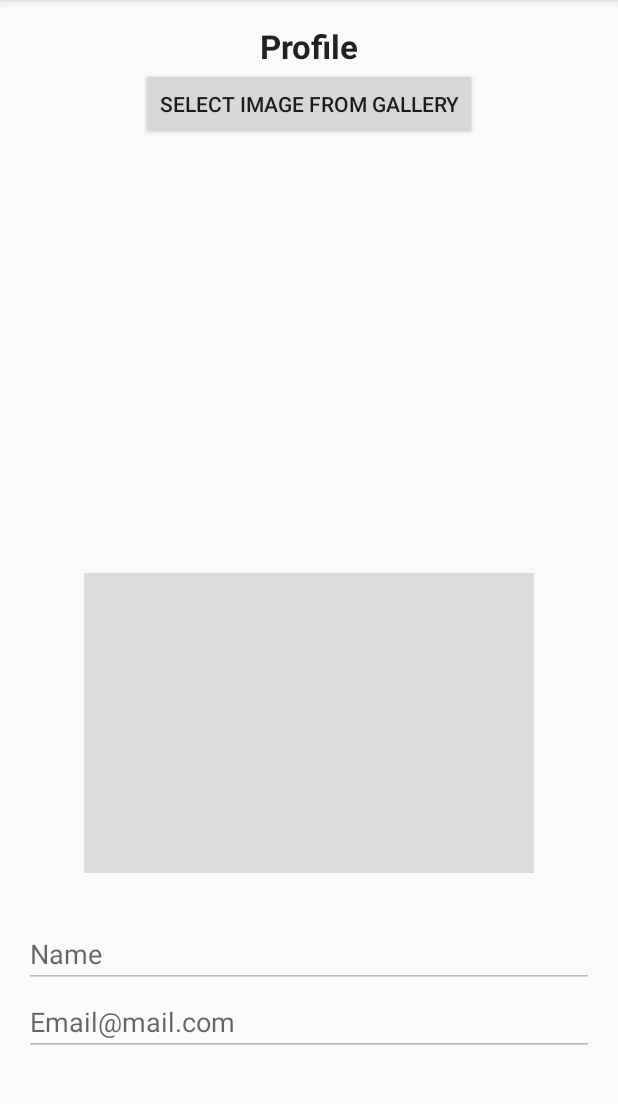
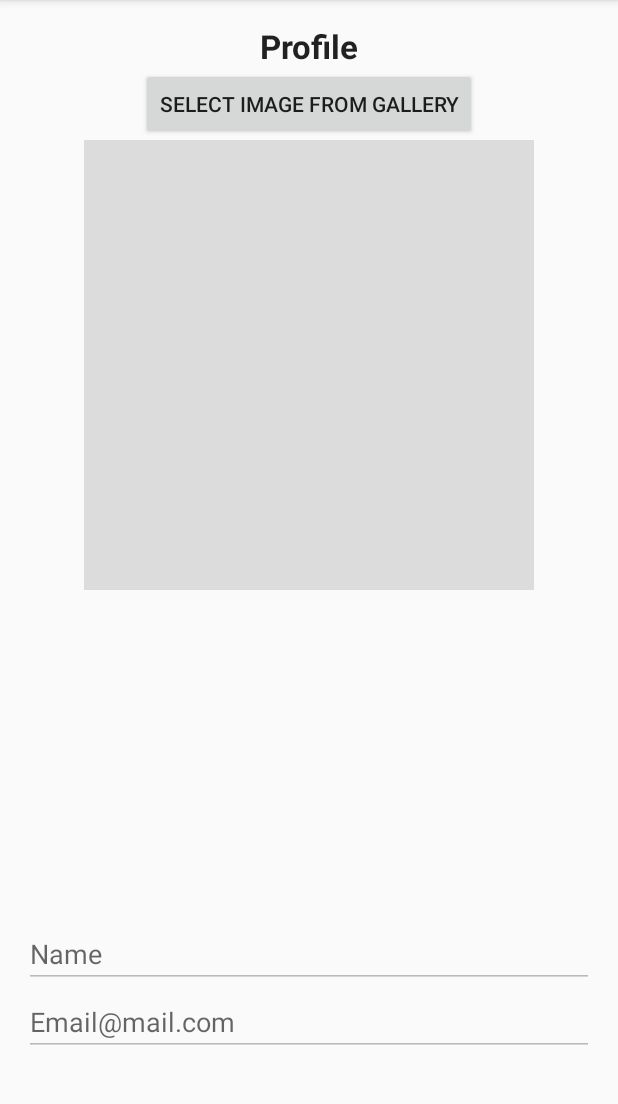
Before and after one commit to nalexanderdev/RunCommunityApp, an Android app: the screen it shows after launch once a user with an empty profile is signed in (ProfileActivity), on a phone screen of 412 x 824 dp, the part 84-1188 px from its top. Run offline under Robolectric (Android 15) with nearby library versions, the phone set to English and light mode, and no system bars; our stand-ins replace Firebase (no records; nobody signed in at launch, a user with empty details on screens opened directly), Picasso; pictures from the network do not load.

```diff
--- a/app/src/main/java/com/nalexanderdev/runcommunity/activities/PostActivity.java
+++ b/app/src/main/java/com/nalexanderdev/runcommunity/activities/PostActivity.java
@@ -65,7 +65,7 @@ public class PostActivity extends BaseActivity {
 
         postReference = FirebaseDatabase.getInstance().getReference().child("posts");
 
-        //postReference.se;
+        postReference.rem;
 
         user = FirebaseAuth.getInstance().getCurrentUser();
         if(user != null) {
--- a/app/src/main/java/com/nalexanderdev/runcommunity/activities/WebViewActivity.java
+++ b/app/src/main/java/com/nalexanderdev/runcommunity/activities/WebViewActivity.java
@@ -16,6 +16,6 @@ public class WebViewActivity extends AppCompatActivity {
         WebView webView = (WebView) findViewById(R.id.webview);
 
         webView.getSettings().setJavaScriptEnabled(true);
-        webView.loadUrl("http://www.charminghairbeauty.com/book-online/");
+        webView.loadUrl("https://www.myrunresults.com/events.aspx");
     }
 }
--- a/app/src/main/java/com/nalexanderdev/runcommunity/adapters/CommentListViewAdapter.java
+++ b/app/src/main/java/com/nalexanderdev/runcommunity/adapters/CommentListViewAdapter.java
@@ -13,7 +13,7 @@ import com.nalexanderdev.runcommunity.models.Comment;
 import java.util.List;
 
 /**
- * Created by Benit Kibabu on 13/06/2017.
+ * Created by Nick Alexander x13125354@student.ncirl.ie 13/06/2017.
  */
 
 public class CommentListViewAdapter extends ArrayAdapter<Comment>{
--- a/app/src/main/java/com/nalexanderdev/runcommunity/adapters/PostListViewAdapter.java
+++ b/app/src/main/java/com/nalexanderdev/runcommunity/adapters/PostListViewAdapter.java
@@ -13,7 +13,7 @@ import com.nalexanderdev.runcommunity.models.Post;
 import java.util.List;
 
 /**
- * Created by Benit Kibabu on 13/06/2017.
+ * Created by Nick Alexander x13125354@student.ncirl.ie.
  */
 
 public class PostListViewAdapter extends ArrayAdapter<Post>{
--- a/app/src/main/java/com/nalexanderdev/runcommunity/fragmenst/CreateCommentDialog.java
+++ b/app/src/main/java/com/nalexanderdev/runcommunity/fragmenst/CreateCommentDialog.java
@@ -19,7 +19,7 @@ import com.google.firebase.database.DatabaseReference;
 import com.google.firebase.database.FirebaseDatabase;
 
 /**
- * Created by room3.04 on 21/06/2017.
+ * Created by Nick Alexander x13125354@student.ncirl.ie 21/06/2017.
  */
 
 public class CreateCommentDialog extends DialogFragment {
--- a/app/src/main/java/com/nalexanderdev/runcommunity/fragmenst/CreatePostDialog.java
+++ b/app/src/main/java/com/nalexanderdev/runcommunity/fragmenst/CreatePostDialog.java
@@ -19,7 +19,7 @@ import com.google.firebase.database.DatabaseReference;
 import com.google.firebase.database.FirebaseDatabase;
 
 /**
- * Created by room3.04 on 21/06/2017.
+ * Created by Nick Alexander x13125354@student.ncirl.ie 21/06/2017.
  */
 
 public class CreatePostDialog extends DialogFragment {
--- a/app/src/main/res/layout/activity_profile.xml
+++ b/app/src/main/res/layout/activity_profile.xml
@@ -70,9 +70,8 @@
     <ImageView
         android:id="@+id/imageView2"
         android:layout_width="300dp"
-        android:layout_height="200dp"
-        android:layout_above="@+id/nameField"
+        android:layout_height="300dp"
+        android:layout_below="@+id/selectImage"
         android:layout_centerHorizontal="true"
-        android:layout_marginBottom="31dp"
         app:srcCompat="@color/common_google_signin_btn_text_light_disabled" />
 </RelativeLayout>
--- a/app/src/main/res/menu/menu_profile.xml
+++ b/app/src/main/res/menu/menu_profile.xml
@@ -15,5 +15,5 @@
         app:showAsAction="never" />
     <item
         android:id="@+id/action_new_post"
-        android:title="Add Post" />
+        android:title="Events" />
 </menu>
```
